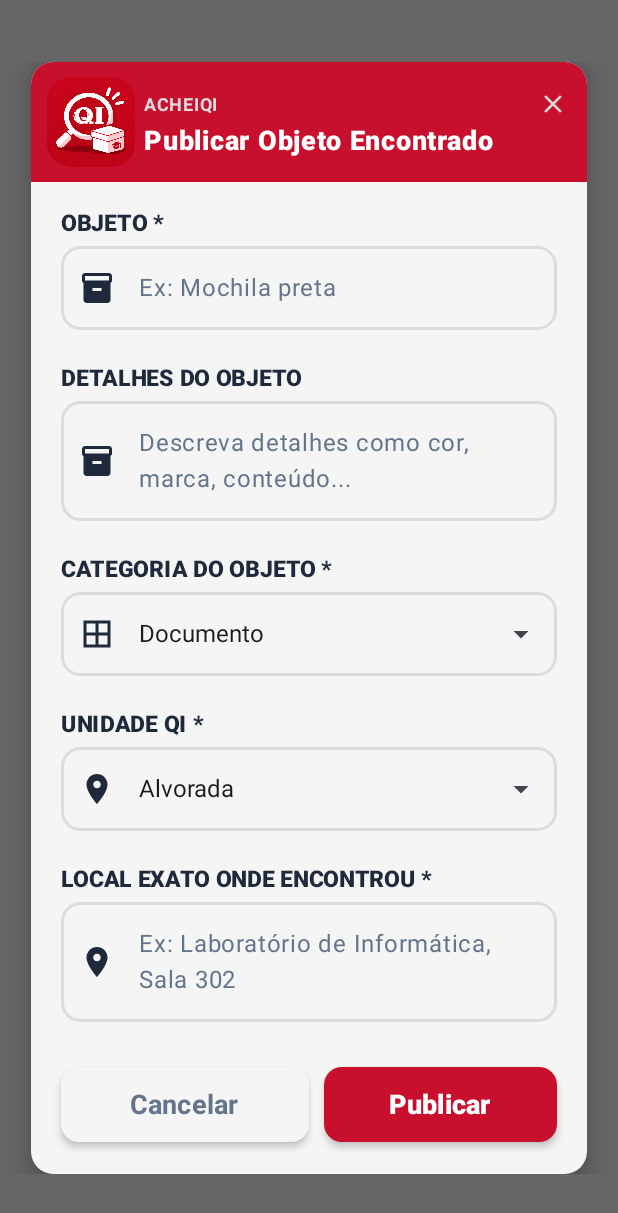
After one commit to Issler78/Achei-QI, an Android app built with Jetpack Compose: the composable CreateItemModal shown on its own in the app's theme, on a phone screen of 412 x 824 dp. The commit adds this screen. Shown: the top 1213 px of the screen. Run offline under Robolectric (Android 15) with nearby library versions, the phone set to English and light mode, and no system bars.

Commit message:
feature: implement create item modal

```diff
--- a/app/src/main/java/com/example/acheiqi/HomePage.kt
+++ b/app/src/main/java/com/example/acheiqi/HomePage.kt
@@ -1,20 +1,13 @@
 package com.example.acheiqi
 
-import androidx.compose.foundation.Image
-import androidx.compose.foundation.background
 import androidx.compose.foundation.layout.Arrangement
-import androidx.compose.foundation.layout.Box
 import androidx.compose.foundation.layout.Column
-import androidx.compose.foundation.layout.Row
 import androidx.compose.foundation.layout.Spacer
-import androidx.compose.foundation.layout.absolutePadding
 import androidx.compose.foundation.layout.fillMaxSize
 import androidx.compose.foundation.layout.fillMaxWidth
 import androidx.compose.foundation.layout.height
 import androidx.compose.foundation.layout.imePadding
 import androidx.compose.foundation.layout.padding
-import androidx.compose.foundation.layout.size
-import androidx.compose.foundation.layout.width
 import androidx.compose.foundation.lazy.LazyRow
 import androidx.compose.foundation.lazy.itemsIndexed
 import androidx.compose.foundation.rememberScrollState
@@ -30,17 +23,18 @@ import androidx.compose.material3.Text
 import androidx.compose.runtime.Composable
 import androidx.compose.runtime.getValue
 import androidx.compose.runtime.mutableIntStateOf
+import androidx.compose.runtime.mutableStateOf
 import androidx.compose.runtime.remember
 import androidx.compose.runtime.setValue
 import androidx.compose.ui.Alignment
 import androidx.compose.ui.Modifier
 import androidx.compose.ui.graphics.Color
-import androidx.compose.ui.layout.ContentScale
 import androidx.compose.ui.res.painterResource
 import androidx.compose.ui.text.font.FontWeight
 import androidx.compose.ui.unit.dp
 import androidx.compose.ui.unit.sp
 import androidx.navigation.NavController
+import com.example.acheiqi.components.CreateItemModal
 import com.example.acheiqi.components.Footer
 import com.example.acheiqi.components.ItemCard
 import com.example.acheiqi.ui.PrimaryButton
@@ -52,6 +46,11 @@ import com.example.acheiqi.ui.theme.QiRed
 
 @Composable
 fun HomePage(navController: NavController){
+    // modal
+    var isOpenCreateModal by remember { mutableStateOf(false) }
+
+
+
     // map com as categorias e icones
     val categories = mapOf(
         "Todos" to R.drawable.outline_border_all_24,
@@ -64,6 +63,15 @@ fun HomePage(navController: NavController){
     var selectedCategory by remember { mutableIntStateOf(0) }
 
 
+    // create modal
+    if (isOpenCreateModal) {
+        CreateItemModal(
+            onDismiss = { isOpenCreateModal = false }
+        )
+    }
+
+
+    // conteudo principal
     Column(
         modifier = Modifier.fillMaxSize()
             .verticalScroll(rememberScrollState())
@@ -78,14 +86,14 @@ fun HomePage(navController: NavController){
             // card inicial
             Card(
                 modifier = Modifier.fillMaxWidth(),
-                colors = CardDefaults.cardColors(containerColor = Background),
+                colors = CardDefaults.cardColors(containerColor = Color(0xFFF5F5F5)),
                 elevation = CardDefaults.cardElevation(10.dp)
             ) {
                 Column(
                     modifier = Modifier.fillMaxWidth().padding(vertical = 20.dp, horizontal = 15.dp)
                 ) {
                     Card(
-                        colors = CardDefaults.cardColors(containerColor = Color(0xFFFFE1E1)),
+                        colors = CardDefaults.cardColors(containerColor = Color(0xFFFFDEDE)),
                         elevation = CardDefaults.cardElevation(10.dp)
                     ) {
                         Text(
@@ -123,8 +131,8 @@ fun HomePage(navController: NavController){
                     Spacer(modifier = Modifier.height(15.dp))
 
                     PrimaryButton(
-                        text = "Cadastrar Objeto Encontrado",
-                        onClick = {},
+                        text = "Publicar Objeto Encontrado",
+                        onClick = { isOpenCreateModal = true },
                         icon = R.drawable.outline_add_24,
                         fontSize = 16.sp
                     )
--- a/app/src/main/java/com/example/acheiqi/LoginPage.kt
+++ b/app/src/main/java/com/example/acheiqi/LoginPage.kt
@@ -91,7 +91,7 @@ fun LoginPage(navController: NavController){
 
             Card(
                 modifier = Modifier.fillMaxWidth(),
-                colors = CardDefaults.cardColors(containerColor = Background),
+                colors = CardDefaults.cardColors(containerColor = Color(0xFFF5F5F5)),
                 shape = RoundedCornerShape(20.dp),
                 elevation = CardDefaults.elevatedCardElevation(20.dp)
             ) {
@@ -160,7 +160,7 @@ fun LoginPage(navController: NavController){
                     Spacer(modifier = Modifier.height(25.dp))
 
 
-                    // botao cadastrar
+                    // botao logar
                     PrimaryButton(
                         text = "Entrar",
                         icon = R.drawable.outline_login_24,
--- a/app/src/main/java/com/example/acheiqi/RegisterPage.kt
+++ b/app/src/main/java/com/example/acheiqi/RegisterPage.kt
@@ -117,7 +117,7 @@ fun RegisterPage(navController: NavController){
 
             Card(
                 modifier = Modifier.fillMaxWidth(),
-                colors = CardDefaults.cardColors(containerColor = Background),
+                colors = CardDefaults.cardColors(containerColor = Color(0xFFF5F5F5)),
                 shape = RoundedCornerShape(20.dp),
                 elevation = CardDefaults.elevatedCardElevation(20.dp)
             ) {
--- /dev/null
+++ b/app/src/main/java/com/example/acheiqi/components/CreateItemModal.kt
@@ -0,0 +1,148 @@
+package com.example.acheiqi.components
+
+import androidx.compose.foundation.gestures.Orientation
+import androidx.compose.foundation.gestures.scrollable
+import androidx.compose.foundation.layout.Arrangement
+import androidx.compose.foundation.layout.Column
+import androidx.compose.foundation.layout.Row
+import androidx.compose.foundation.layout.Spacer
+import androidx.compose.foundation.layout.fillMaxWidth
+import androidx.compose.foundation.layout.height
+import androidx.compose.foundation.layout.padding
+import androidx.compose.foundation.layout.width
+import androidx.compose.foundation.rememberScrollState
+import androidx.compose.runtime.Composable
+import androidx.compose.runtime.getValue
+import androidx.compose.runtime.mutableStateOf
+import androidx.compose.runtime.remember
+import androidx.compose.runtime.setValue
+import androidx.compose.ui.Alignment
+import androidx.compose.ui.Modifier
+import androidx.compose.ui.unit.dp
+import com.example.acheiqi.R
+import com.example.acheiqi.ui.CustomModal
+import com.example.acheiqi.ui.CustomSelectInput
+import com.example.acheiqi.ui.CustomTextField
+import com.example.acheiqi.ui.PrimaryButton
+import com.example.acheiqi.ui.SecondaryButton
+
+@Composable
+fun CreateItemModal(
+    onDismiss: () -> Unit
+){
+    // variaveis para os inputs
+    val categories = listOf("Documento", "Material Escolar", "Eletrônico", "Vestuário", "Outro")
+    val locationOptions = listOf(
+        "Alvorada",
+        "Canoas",
+        "Caxias do Sul",
+        "Esteio",
+        "Gravataí",
+        "Guaíba",
+        "Novo Hamburgo",
+        "Porto Alegre - Alberto Bins",
+        "Porto Alegre - Assis Brasil",
+        "Porto Alegre - Juca Batista",
+        "Rio Grande",
+        "São Leopoldo",
+        "Viamão",
+    )
+
+    val scrollState = rememberScrollState()
+
+    // variaveis dos inputs (tlvz devera ser na tela de home)
+    var objectInputValue by remember { mutableStateOf("") }
+    var detailsInputValue by remember { mutableStateOf("") }
+    var inputLocationValue by remember { mutableStateOf(locationOptions[0]) }
+    var inputCategoryValue by remember { mutableStateOf(categories[0]) }
+    var inputExactLoc by remember { mutableStateOf("") }
+
+    CustomModal(
+        title = "Publicar Objeto Encontrado",
+        onDismiss = onDismiss,
+        content = {
+            Column(
+                modifier = Modifier.padding(vertical = 15.dp, horizontal = 20.dp)
+                    .scrollable(state = scrollState, orientation = Orientation.Vertical)
+            ) {
+                // formulario
+
+                // input de arquivo
+
+                // input nome do objeto
+                CustomTextField(
+                    modifier = Modifier.align(Alignment.Start),
+                    textLabel = "OBJETO *",
+                    placeholder = "Ex: Mochila preta",
+                    value = objectInputValue,
+                    onValueChange = { objectInputValue = it },
+                    icon = R.drawable.baseline_inventory_24
+                )
+
+                // input detalhes
+                CustomTextField(
+                    modifier = Modifier.align(Alignment.Start),
+                    textLabel = "DETALHES DO OBJETO",
+                    placeholder = "Descreva detalhes como cor, marca, conteúdo...",
+                    value = detailsInputValue,
+                    onValueChange = { detailsInputValue = it },
+                    icon = R.drawable.baseline_inventory_24,
+                    isTextArea = true
+                )
+
+                // input categoria
+                CustomSelectInput(
+                    options = categories,
+                    textLabel = "CATEGORIA DO OBJETO *",
+                    selectedText = inputCategoryValue,
+                    onSelectedOption = { selected ->
+                        inputCategoryValue = selected
+                    },
+                    icon = R.drawable.outline_border_all_24,
+                    modifier = Modifier.align(Alignment.Start)
+                )
+
+                // input localizacao
+                CustomSelectInput(
+                    options = locationOptions,
+                    textLabel = "UNIDADE QI *",
+                    selectedText = inputLocationValue,
+                    onSelectedOption = { selected ->
+                        inputLocationValue = selected
+                    },
+                    icon = R.drawable.baseline_location_on_24,
+                    modifier = Modifier.align(Alignment.Start)
+                )
+
+                // input local exato
+                CustomTextField(
+                    modifier = Modifier.align(Alignment.Start),
+                    textLabel = "LOCAL EXATO ONDE ENCONTROU *",
+                    placeholder = "Ex: Laboratório de Informática, Sala 302",
+                    value = inputExactLoc,
+                    onValueChange = { inputExactLoc = it },
+                    icon = R.drawable.baseline_location_on_24
+                )
+
+                Spacer(modifier = Modifier.height(10.dp))
+
+                // botoes
+                Row(
+                    modifier = Modifier.fillMaxWidth(),
+                    verticalAlignment = Alignment.CenterVertically,
+                    horizontalArrangement = Arrangement.SpaceBetween
+                ) {
+                    SecondaryButton(
+                        text = "Cancelar",
+                        onClick = onDismiss,
+                    )
+                    Spacer(modifier = Modifier.width(10.dp))
+                    PrimaryButton(
+                        text = "Publicar",
+                        onClick = {}
+                    )
+                }
+            }
+        }
+    )
+}
--- a/app/src/main/java/com/example/acheiqi/components/ItemCard.kt
+++ b/app/src/main/java/com/example/acheiqi/components/ItemCard.kt
@@ -43,7 +43,7 @@ fun ItemCard(
     onClick: () -> Unit
 ){
     Card(
-        colors = CardDefaults.cardColors(containerColor = Color(0xFFFFEBEB)),
+        colors = CardDefaults.cardColors(containerColor = Color(0xFFF5F5F5)),
         elevation = CardDefaults.cardElevation(10.dp)
     ) {
         Column(modifier = Modifier.fillMaxWidth()) {
--- /dev/null
+++ b/app/src/main/java/com/example/acheiqi/ui/CustomModal.kt
@@ -0,0 +1,128 @@
+package com.example.acheiqi.ui
+
+import androidx.compose.foundation.Image
+import androidx.compose.foundation.background
+import androidx.compose.foundation.layout.Arrangement
+import androidx.compose.foundation.layout.Column
+import androidx.compose.foundation.layout.Row
+import androidx.compose.foundation.layout.Spacer
+import androidx.compose.foundation.layout.fillMaxHeight
+import androidx.compose.foundation.layout.fillMaxWidth
+import androidx.compose.foundation.layout.padding
+import androidx.compose.foundation.layout.size
+import androidx.compose.foundation.layout.width
+import androidx.compose.foundation.shape.RoundedCornerShape
+import androidx.compose.material3.Card
+import androidx.compose.material3.CardDefaults
+import androidx.compose.material3.Icon
+import androidx.compose.material3.IconButton
+import androidx.compose.material3.Text
+import androidx.compose.runtime.Composable
+import androidx.compose.ui.Alignment
+import androidx.compose.ui.Modifier
+import androidx.compose.ui.graphics.Color
+import androidx.compose.ui.res.painterResource
+import androidx.compose.ui.text.font.FontWeight
+import androidx.compose.ui.unit.dp
+import androidx.compose.ui.unit.sp
+import androidx.compose.ui.window.Dialog
+import androidx.compose.ui.window.DialogProperties
+import com.example.acheiqi.R
+import com.example.acheiqi.ui.theme.QiRed
+
+@Composable
+fun CustomModal(
+    title: String,
+    onDismiss: () -> Unit,
+    content: @Composable () -> Unit
+) {
+    Dialog(
+        onDismissRequest = onDismiss,
+        properties = DialogProperties(
+            usePlatformDefaultWidth = false
+        )
+    ) {
+        Card(
+            colors = CardDefaults.cardColors(containerColor = Color(0xFFF5F5F5)),
+            elevation = CardDefaults.cardElevation(10.dp),
+            shape = RoundedCornerShape(15.dp),
+            modifier = Modifier
+                .fillMaxWidth(0.9f)
+                .fillMaxHeight(0.9f)
+                .padding(0.dp)
+        ) {
+
+            Column(
+                modifier = Modifier.fillMaxWidth()
+            ) {
+
+                // parte superior titulo
+                Row(
+                    modifier = Modifier
+                        .fillMaxWidth()
+                        .background(color = QiRed),
+                    verticalAlignment = Alignment.CenterVertically,
+                    horizontalArrangement = Arrangement.SpaceBetween
+                ) {
+                    Row(
+                        verticalAlignment = Alignment.CenterVertically,
+                        modifier = Modifier.padding(vertical = 10.dp, horizontal = 10.dp)
+                            .weight(1f)
+                    ) {
+                        Image(
+                            painter = painterResource(R.drawable.logo_achei_qi),
+                            contentDescription = "",
+                            modifier = Modifier.size(60.dp)
+                        )
+                        Spacer(Modifier.width(5.dp))
+
+                        // titulo
+                        Column(
+                            horizontalAlignment = Alignment.Start,
+                            verticalArrangement = Arrangement.SpaceAround
+                        ) {
+                            Row(
+                                modifier = Modifier.fillMaxWidth(),
+                                verticalAlignment = Alignment.Bottom,
+                                horizontalArrangement = Arrangement.SpaceBetween
+                            ) {
+                                Text(
+                                    text = "ACHEIQI",
+                                    color = Color(0xFFDCDCDC),
+                                    fontWeight = FontWeight.Bold,
+                                    fontSize = 12.sp,
+                                    letterSpacing = 0.5.sp
+                                )
+
+                                // botao de sair
+                                IconButton(
+                                    onClick = onDismiss,
+                                    modifier = Modifier.size(25.dp)
+                                ){
+                                    Icon(
+                                        painter = painterResource(R.drawable.baseline_close_24),
+                                        contentDescription = "",
+                                        tint = Color(0xFFDCDCDC),
+                                        modifier = Modifier.size(20.dp)
+                                    )
+                                }
+                            }
+
+                            Text(
+                                text = title,
+                                fontSize = 18.sp,
+                                color = Color.White,
+                                fontWeight = FontWeight.W900,
+                            )
+                        }
+                    }
+                }
+            }
+
+            // conteudo do modal
+            content()
+
+        }
+
+    }
+}
--- a/app/src/main/java/com/example/acheiqi/ui/CustomTextField.kt
+++ b/app/src/main/java/com/example/acheiqi/ui/CustomTextField.kt
@@ -32,7 +32,8 @@ fun CustomTextField(
     onValueChange: (String) -> Unit,
     icon: Int,
     visualTransformation: VisualTransformation? = null,
-    keyboardOptions: KeyboardOptions? = null
+    keyboardOptions: KeyboardOptions? = null,
+    isTextArea: Boolean = false
 ){
     Text(
         text = textLabel,
@@ -58,7 +59,7 @@ fun CustomTextField(
             fontSize = 16.sp
         )
         },
-        singleLine = true,
+        singleLine = !isTextArea,
         textStyle = TextStyle(fontSize = 16.sp),
         leadingIcon = { Icon(
             painter = painterResource(icon),
--- a/app/src/main/java/com/example/acheiqi/ui/PrimaryButton.kt
+++ b/app/src/main/java/com/example/acheiqi/ui/PrimaryButton.kt
@@ -22,7 +22,7 @@ import com.example.acheiqi.ui.theme.QiRed
 @Composable
 fun PrimaryButton(
     text: String,
-    icon: Int,
+    icon: Int? = null,
     onClick: () -> Unit,
     fontSize: TextUnit = 18.sp
 ) {
@@ -31,17 +31,22 @@ fun PrimaryButton(
         modifier = Modifier
             .fillMaxWidth()
             .height(50.dp),
+        elevation = ButtonDefaults.buttonElevation(
+            defaultElevation = 3.dp
+        ),
         shape = RoundedCornerShape(12.dp),
         colors = ButtonDefaults.buttonColors(
             containerColor = QiRed,
             contentColor = Color.White
         )
     ) {
-        Icon(
-            painter = painterResource(icon),
-            contentDescription = ""
-        )
-        Spacer(modifier = Modifier.width(8.dp))
+        if (icon != null){
+            Icon(
+                painter = painterResource(icon),
+                contentDescription = ""
+            )
+            Spacer(modifier = Modifier.width(8.dp))
+        }
         Text(
             text = text,
             fontWeight = FontWeight.W900,
--- /dev/null
+++ b/app/src/main/java/com/example/acheiqi/ui/SecondaryButton.kt
@@ -0,0 +1,59 @@
+package com.example.acheiqi.ui
+
+import androidx.compose.foundation.BorderStroke
+import androidx.compose.foundation.border
+import androidx.compose.foundation.layout.Spacer
+import androidx.compose.foundation.layout.fillMaxWidth
+import androidx.compose.foundation.layout.height
+import androidx.compose.foundation.layout.width
+import androidx.compose.foundation.shape.RoundedCornerShape
+import androidx.compose.material3.Button
+import androidx.compose.material3.ButtonDefaults
+import androidx.compose.material3.Icon
+import androidx.compose.material3.Text
+import androidx.compose.runtime.Composable
+import androidx.compose.ui.Modifier
+import androidx.compose.ui.graphics.Color
+import androidx.compose.ui.res.painterResource
+import androidx.compose.ui.text.font.FontWeight
+import androidx.compose.ui.unit.TextUnit
+import androidx.compose.ui.unit.dp
+import androidx.compose.ui.unit.sp
+import com.example.acheiqi.ui.theme.ChumboLight
+import com.example.acheiqi.ui.theme.QiRed
+
+@Composable
+fun SecondaryButton(
+    text: String,
+    icon: Int? = null,
+    onClick: () -> Unit,
+    fontSize: TextUnit = 18.sp
+) {
+    Button(
+        onClick = onClick,
+        modifier = Modifier
+            .fillMaxWidth(0.5f)
+            .height(50.dp),
+        elevation = ButtonDefaults.buttonElevation(
+            defaultElevation = 3.dp
+        ),
+        shape = RoundedCornerShape(12.dp),
+        colors = ButtonDefaults.buttonColors(
+            containerColor = Color(0xFFF5F5F5),
+            contentColor = ChumboLight
+        )
+    ) {
+        if (icon != null){
+            Icon(
+                painter = painterResource(icon),
+                contentDescription = "",
+            )
+            Spacer(modifier = Modifier.width(8.dp))
+        }
+        Text(
+            text = text,
+            fontWeight = FontWeight.Bold,
+            fontSize = fontSize
+        )
+    }
+}
--- a/app/src/main/java/com/example/acheiqi/ui/theme/Color.kt
+++ b/app/src/main/java/com/example/acheiqi/ui/theme/Color.kt
@@ -14,7 +14,6 @@ val Teal700 = Color(0xFF018786)
 val Black = Color(0xFF000000)
 val White = Color(0xFFFFFFFF)
 val QiRed = Color(0xFFC8102E)
-val QiRedHover = Color(0xFFAA0C24)
 val Background = Color(0xFFFEF2F2)
 val Chumbo = Color(0xFF334155)
 val ChumboGrey = Color(0xFF1E293B)
--- /dev/null
+++ b/app/src/main/res/drawable/baseline_close_24.xml
@@ -0,0 +1,20 @@
+<!--
+  ~ Copyright (C) 2026 The Android Open Source Project
+  ~
+  ~ Licensed under the Apache License, Version 2.0 (the "License");
+  ~ you may not use this file except in compliance with the License.
+  ~ You may obtain a copy of the License at
+  ~
+  ~      http://www.apache.org/licenses/LICENSE-2.0
+  ~
+  ~ Unless required by applicable law or agreed to in writing, software
+  ~ distributed under the License is distributed on an "AS IS" BASIS,
+  ~ WITHOUT WARRANTIES OR CONDITIONS OF ANY KIND, either express or implied.
+  ~ See the License for the specific language governing permissions and
+  ~ limitations under the License.
+  -->
+<vector xmlns:android="http://schemas.android.com/apk/res/android" android:height="24dp" android:tint="#000000" android:viewportHeight="24" android:viewportWidth="24" android:width="24dp">
+
+    <path android:fillColor="@android:color/white" android:pathData="M19,6.41L17.59,5 12,10.59 6.41,5 5,6.41 10.59,12 5,17.59 6.41,19 12,13.41 17.59,19 19,17.59 13.41,12z"/>
+
+</vector>
```
